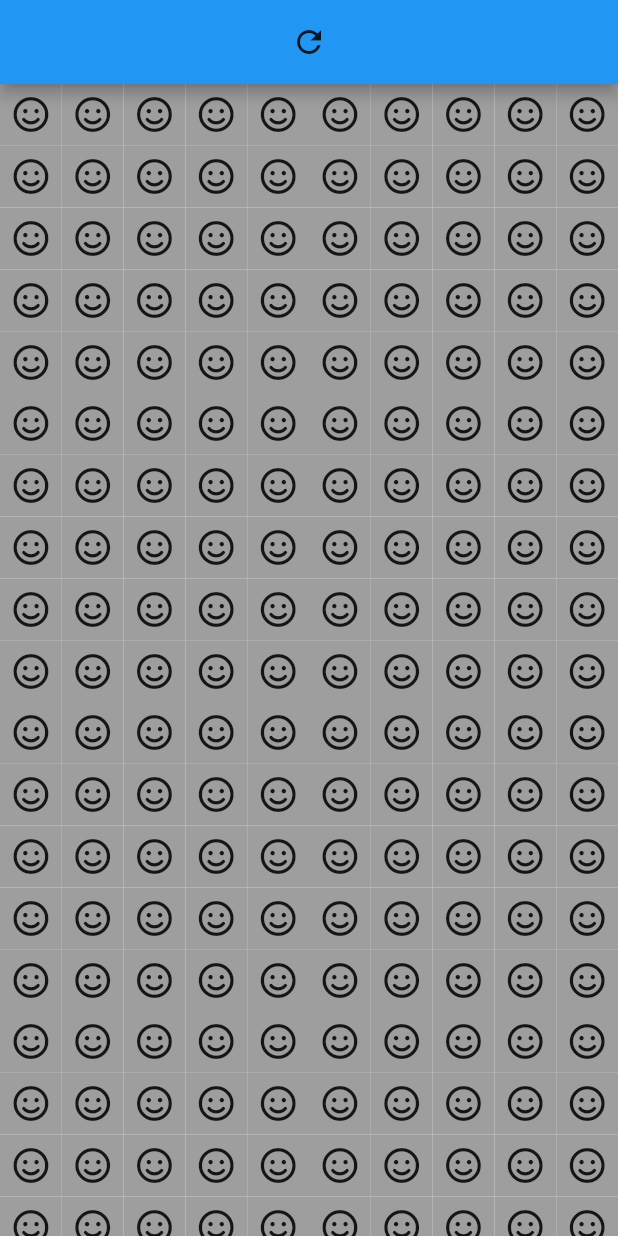
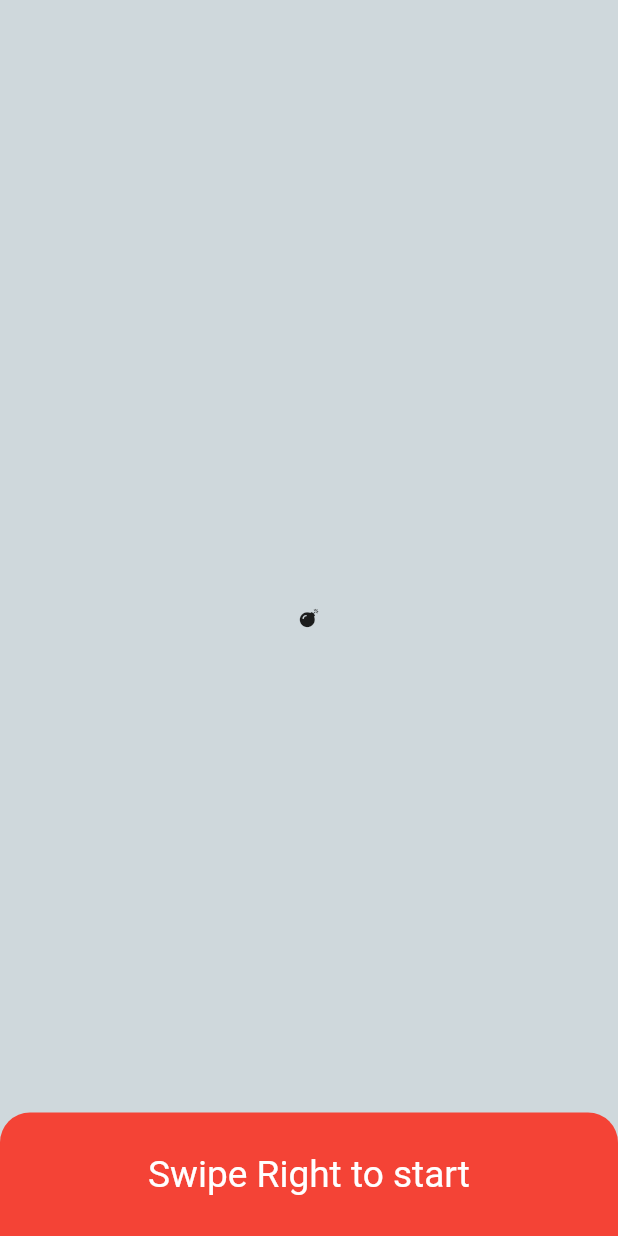
Before and after one commit to Gowtham-mg/supermines, a Flutter app: the screen it shows after launch, on a phone screen of 412 x 824 dp. Run offline on Flutter 3.47's test engine with Material 2 defaults, Android fonts, the phone set to English and light mode, and no system bars; our stand-ins replace font_awesome_flutter.

Commit message:
completed minesweeper with animation screen,pageview,three different difficulty levels

```diff
--- /dev/null
+++ b/lib/home_screen.dart
@@ -0,0 +1,129 @@
+import 'package:flutter/material.dart';
+import 'package:font_awesome_flutter/font_awesome_flutter.dart';
+import 'game_board.dart';
+
+class HomePage extends StatefulWidget {
+  @override
+  _HomePageState createState() => _HomePageState();
+}
+
+
+class _HomePageState extends State<HomePage> with SingleTickerProviderStateMixin{
+
+  Animation<double> animation;
+  AnimationController controller;
+  @override
+  void initState() {
+    super.initState();
+    controller = AnimationController(duration: const Duration(seconds: 1), vsync: this, value: 0.1);
+    animation = CurvedAnimation(parent: controller, curve: Curves.bounceInOut);
+    controller.forward();
+    controller.repeat(reverse:true);
+  }
+  PageController _pageController;
+  @override
+  void dispose() {
+    controller.dispose();
+    // TODO: implement dispose
+    super.dispose();
+  }
+  final _scaffoldKey = GlobalKey<ScaffoldState>();
+  @override
+  Widget build(BuildContext context) {
+    var size = MediaQuery.of(context).size;
+    return Scaffold(
+      key: _scaffoldKey,
+      backgroundColor: Colors.blueGrey.shade100,
+      body: PageView(
+        controller: _pageController ,
+        // onPageChanged: (index){
+        //   if(index==1 && controller != null){
+        //     controller.dispose();
+        //   }
+          // _pageController.dispose();
+        // },
+        children: [
+          Stack(
+          children: [
+            Center(
+              child: ScaleTransition(
+                scale: controller,
+                  child: Icon(
+                  FontAwesomeIcons.bomb,
+                  size: size.width * 0.3,
+                ),
+              ),
+            ),
+            Align(
+              alignment: Alignment.bottomCenter,
+              child: Container(
+                decoration: BoxDecoration(
+                  color: Colors.red,
+                  borderRadius: BorderRadius.only(
+                    topLeft: Radius.circular(20),
+                    topRight: Radius.circular(20)
+                  )
+                ),
+                height: size.height * 0.1,
+                child: Center(child: Text('Swipe Right to start', style: TextStyle(color: Colors.white, fontSize: size.height*0.03),)),
+                width: double.infinity,
+              ),
+            )
+          ],
+        ),
+        Center(
+        child: Column(
+          mainAxisAlignment: MainAxisAlignment.center,
+          children: [
+            RaisedButton(
+              shape: StadiumBorder(side: BorderSide(color: Colors.orange, style: BorderStyle.solid, width: 1)),
+              elevation: 5,
+              child: Text('Easy'),
+              onPressed: (){
+                controller.stop();
+                _scaffoldKey.currentState.showSnackBar(SnackBar(content: Text('Your board is getting ready'),duration: Duration(seconds: 1),));
+                updateCount(10, 6);
+                Navigator.push(context, MaterialPageRoute(builder: (context)=> GameBoard()));
+              },
+                color: Colors.orange.shade200
+            ),
+            SizedBox(height: 10,),
+            RaisedButton(
+              animationDuration: Duration(seconds: 1),
+                shape: StadiumBorder(side: BorderSide(color: Colors.orange, style: BorderStyle.solid, width: 1)),
+                elevation: 5,
+                child: Text('Medium'),
+                onPressed: (){
+                controller.stop();
+                _scaffoldKey.currentState.showSnackBar(SnackBar(content: Text('Your board is getting ready'),duration: Duration(seconds: 2),));
+                updateCount(13, 8);
+                Navigator.push(context, MaterialPageRoute(builder: (context)=> GameBoard()));
+              },
+                color: Colors.orange.shade300,
+              autofocus: true,
+              clipBehavior: Clip.antiAliasWithSaveLayer,
+            ),
+            SizedBox(height: 10,),
+            RaisedButton(
+              animationDuration: Duration(seconds: 1),
+              autofocus: true,
+              clipBehavior: Clip.antiAliasWithSaveLayer,
+              shape: StadiumBorder(side: BorderSide(color: Colors.orange, style: BorderStyle.solid, width: 1)),
+              elevation: 5,
+              child: Text('Hard'),
+                color: Colors.orange.shade200,
+              onPressed: (){
+                controller.stop();
+                _scaffoldKey.currentState.showSnackBar(SnackBar(content: Text('Your board is getting ready'),duration: Duration(seconds: 3),));
+                updateCount(15, 10);
+                Navigator.push(context, MaterialPageRoute(builder: (context)=> GameBoard()));
+              },
+            ),
+          ],
+        ),
+      )
+        ]
+      )
+    );
+  }
+}
--- a/lib/main.dart
+++ b/lib/main.dart
@@ -1,5 +1,6 @@
 import 'package:flutter/material.dart';
-import 'game_board.dart';
+import 'home_screen.dart';
+
 
 void main() => runApp(MyApp());
 
@@ -7,11 +8,18 @@ class MyApp extends StatelessWidget {
   @override
   Widget build(BuildContext context) {
     return MaterialApp(
+      debugShowCheckedModeBanner: false,
       title: 'Flutter Demo',
       theme: ThemeData(
-        primarySwatch: Colors.blue,
+        appBarTheme: AppBarTheme.of(context).copyWith(
+          color: Colors.redAccent.shade400,
+        ),
+        bottomAppBarTheme: BottomAppBarTheme.of(context).copyWith(
+          color: Colors.redAccent.shade400,
+          elevation: 5
+        ),
       ),
-      home: GameBoard(),
+      home: HomePage(),
     );
   }
 }
```
Also changed, not shown: lib/difficulty_screen.dart (added, +11 -0 lines), lib/game_board.dart (+142 -39 lines).
